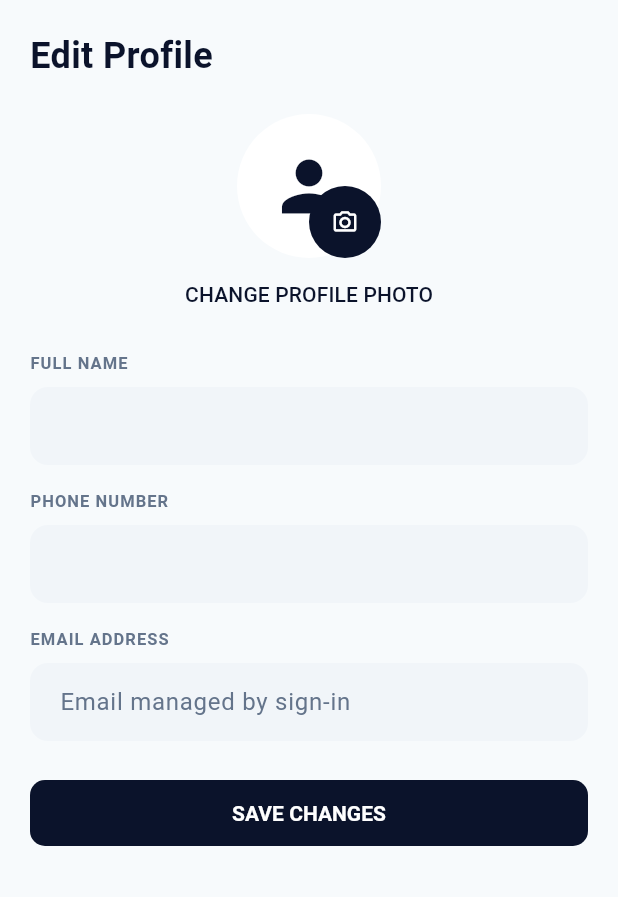
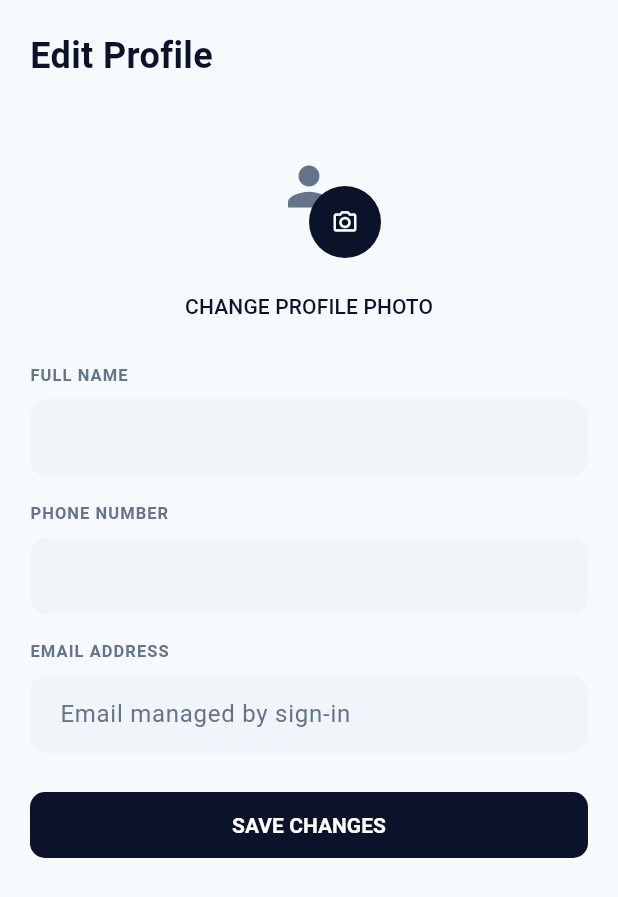
Before and after one commit to jayrajchabhad/YatrikApp, a Flutter app: the EditProfileScreen screen opened directly, on a phone screen of 412 x 824 dp. Shown: the top 897 px of the screen. Run offline on Flutter 3.47's test engine with Material 3 defaults, Android fonts, the phone set to English and light mode, and no system bars; our stand-ins replace cloud_firestore, file_picker, firebase_auth, firebase_core, firebase_storage, pdf and 1 more; accounts and stored records are empty; generated files the repository leaves out were written again.

Commit message:
Improve room selection and image uploads
Co-authored-by: Copilot <223556219+Copilot@users.noreply.github.com>

```diff
--- a/lib/screens/edit_profile_screen.dart
+++ b/lib/screens/edit_profile_screen.dart
@@ -4,6 +4,7 @@ import 'package:flutter/material.dart';
 import '../data/hotel_repository.dart';
 import '../data/auth_session.dart';
 import '../theme/app_theme.dart';
+import '../widgets/image_upload_field.dart';
 
 class EditProfileScreen extends StatefulWidget {
   const EditProfileScreen({
@@ -78,45 +79,6 @@ class _EditProfileScreenState extends State<EditProfileScreen> {
     }
   }
 
-  Future<void> _changePhoto() async {
-    final controller = TextEditingController(text: _photoUrl);
-    final photoUrl = await showDialog<String>(
-      context: context,
-      builder: (context) => AlertDialog(
-        title: const Text('Change profile photo'),
-        content: TextField(
-          controller: controller,
-          keyboardType: TextInputType.url,
-          decoration: const InputDecoration(
-            labelText: 'Public image URL',
-            hintText: 'https://example.com/photo.jpg',
-          ),
-        ),
-        actions: [
-          TextButton(
-            onPressed: () => Navigator.pop(context),
-            child: const Text('Cancel'),
-          ),
-          TextButton(
-            onPressed: () => Navigator.pop(context, ''),
-            child: const Text('Remove'),
-          ),
-          ElevatedButton(
-            onPressed: () => Navigator.pop(context, controller.text.trim()),
-            child: const Text('Save'),
-          ),
-        ],
-      ),
-    );
-    controller.dispose();
-    if (photoUrl != null && mounted) {
-      setState(() {
-        _photoUrl = photoUrl.trim();
-        _errorMessage = null;
-      });
-    }
-  }
-
   @override
   Widget build(BuildContext context) {
     final user = currentFirebaseUserOrNull();
@@ -165,58 +127,12 @@ class _EditProfileScreenState extends State<EditProfileScreen> {
                   ),
                 ),
                 const SizedBox(height: 22),
-                Center(
-                  child: Column(
-                    children: [
-                      Stack(
-                        alignment: Alignment.bottomRight,
-                        children: [
-                          CircleAvatar(
-                            radius: 48,
-                            backgroundColor: Colors.white,
-                            child: ClipOval(
-                              child: SizedBox(
-                                width: 96,
-                                height: 96,
-                                child: _photoUrl.isEmpty
-                                    ? const Icon(
-                                        Icons.person,
-                                        size: 54,
-                                        color: AppColors.primaryDark,
-                                      )
-                                    : Image.network(
-                                        _photoUrl,
-                                        fit: BoxFit.cover,
-                                        errorBuilder: (_, _, _) => const Icon(
-                                          Icons.person,
-                                          size: 54,
-                                          color: AppColors.primaryDark,
-                                        ),
-                                      ),
-                              ),
-                            ),
-                          ),
-                          Material(
-                            color: AppColors.primaryDark,
-                            shape: const CircleBorder(),
-                            child: IconButton(
-                              tooltip: 'Change profile photo',
-                              onPressed: _changePhoto,
-                              icon: const Icon(
-                                Icons.camera_alt_outlined,
-                                size: 18,
-                                color: Colors.white,
-                              ),
-                            ),
-                          ),
-                        ],
-                      ),
-                      TextButton(
-                        onPressed: _changePhoto,
-                        child: const Text('CHANGE PROFILE PHOTO'),
-                      ),
-                    ],
-                  ),
+                ImageUploadField(
+                  circular: true,
+                  buttonLabel: 'CHANGE PROFILE PHOTO',
+                  initialImageUrl: _photoUrl,
+                  storageFolder: 'profile-images/${user.uid}',
+                  onUploaded: (url) => setState(() => _photoUrl = url),
                 ),
                 const SizedBox(height: 14),
                 const _ProfileFieldLabel('FULL NAME'),
--- /dev/null
+++ b/lib/widgets/image_upload_field.dart
@@ -0,0 +1,223 @@
+import 'package:file_picker/file_picker.dart';
+import 'package:firebase_storage/firebase_storage.dart';
+import 'package:flutter/material.dart';
+import 'package:flutter/services.dart';
+
+import '../theme/app_theme.dart';
+
+class ImageUploadField extends StatefulWidget {
+  const ImageUploadField({
+    super.key,
+    required this.storageFolder,
+    required this.onUploaded,
+    this.initialImageUrl = '',
+    this.circular = false,
+    this.previewHeight = 140,
+    this.buttonLabel,
+  });
+
+  final String storageFolder;
+  final String initialImageUrl;
+  final ValueChanged<String> onUploaded;
+  final bool circular;
+  final double previewHeight;
+  final String? buttonLabel;
+
+  @override
+  State<ImageUploadField> createState() => _ImageUploadFieldState();
+}
+
+class _ImageUploadFieldState extends State<ImageUploadField> {
+  static const _maximumFileSize = 10 * 1024 * 1024;
+  static const _allowedExtensions = {'jpg', 'jpeg', 'png', 'webp', 'gif'};
+
+  late String _imageUrl = widget.initialImageUrl;
+  bool _uploading = false;
+  String? _errorMessage;
+
+  @override
+  void didUpdateWidget(covariant ImageUploadField oldWidget) {
+    super.didUpdateWidget(oldWidget);
+    if (oldWidget.initialImageUrl != widget.initialImageUrl) {
+      _imageUrl = widget.initialImageUrl;
+    }
+  }
+
+  Future<void> _selectAndUpload() async {
+    setState(() {
+      _uploading = true;
+      _errorMessage = null;
+    });
+
+    try {
+      final file = await FilePicker.pickFile(
+        dialogTitle: 'Choose an image',
+        type: FileType.custom,
+        allowedExtensions: _allowedExtensions.toList(),
+      );
+      if (file == null) return;
+
+      final fileSize = await file.length();
+      if (fileSize != null && fileSize > _maximumFileSize) {
+        setState(() => _errorMessage = 'Choose an image smaller than 10 MB.');
+        return;
+      }
+
+      final extension = (file.extension ?? '').toLowerCase();
+      if (!_allowedExtensions.contains(extension)) {
+        setState(
+          () => _errorMessage = 'Choose a JPG, PNG, WEBP, or GIF image.',
+        );
+        return;
+      }
+
+      final bytes = await file.readAsBytes();
+      if (bytes.length > _maximumFileSize) {
+        setState(() => _errorMessage = 'Choose an image smaller than 10 MB.');
+        return;
+      }
+
+      final contentType = switch (extension) {
+        'png' => 'image/png',
+        'webp' => 'image/webp',
+        'gif' => 'image/gif',
+        _ => 'image/jpeg',
+      };
+      final safeName = file.name.replaceAll(RegExp(r'[^A-Za-z0-9._-]'), '_');
+      final objectName = '${DateTime.now().microsecondsSinceEpoch}_$safeName';
+      final reference = FirebaseStorage.instance.ref().child(
+        '${widget.storageFolder}/$objectName',
+      );
+      final uploaded = await reference.putData(
+        bytes,
+        SettableMetadata(contentType: contentType),
+      );
+      final downloadUrl = await uploaded.ref.getDownloadURL();
+      if (!mounted) return;
+
+      setState(() => _imageUrl = downloadUrl);
+      widget.onUploaded(downloadUrl);
+    } on FirebaseException catch (error) {
+      if (mounted) {
+        setState(
+          () => _errorMessage =
+              'Image upload failed: ${error.message ?? error.code}',
+        );
+      }
+    } on PlatformException catch (error) {
+      if (mounted) {
+        setState(
+          () => _errorMessage =
+              'Could not choose the image: ${error.message ?? error.code}',
+        );
+      }
+    } finally {
+      if (mounted) setState(() => _uploading = false);
+    }
+  }
+
+  @override
+  Widget build(BuildContext context) {
+    final preview = _imageUrl.isEmpty
+        ? _imagePlaceholder()
+        : Image.network(
+            _imageUrl,
+            fit: BoxFit.cover,
+            errorBuilder: (_, _, _) => _imagePlaceholder(),
+          );
+
+    return Column(
+      crossAxisAlignment: widget.circular
+          ? CrossAxisAlignment.center
+          : CrossAxisAlignment.stretch,
+      children: [
+        if (widget.circular)
+          Stack(
+            alignment: Alignment.bottomRight,
+            children: [
+              ClipOval(child: SizedBox(width: 96, height: 96, child: preview)),
+              Material(
+                color: AppColors.primaryDark,
+                shape: const CircleBorder(),
+                child: IconButton(
+                  tooltip: 'Choose profile photo',
+                  onPressed: _uploading ? null : _selectAndUpload,
+                  icon: const Icon(
+                    Icons.camera_alt_outlined,
+                    color: Colors.white,
+                    size: 18,
+                  ),
+                ),
+              ),
+            ],
+          )
+        else
+          ClipRRect(
+            borderRadius: BorderRadius.circular(12),
+            child: SizedBox(
+              height: widget.previewHeight,
+              child: ColoredBox(
+                color: AppColors.inputBackground,
+                child: preview,
+              ),
+            ),
+          ),
+        const SizedBox(height: 8),
+        if (widget.circular)
+          TextButton(
+            onPressed: _uploading ? null : _selectAndUpload,
+            child: Text(widget.buttonLabel ?? 'CHANGE PROFILE PHOTO'),
+          )
+        else
+          OutlinedButton.icon(
+            onPressed: _uploading ? null : _selectAndUpload,
+            icon: _uploading
+                ? const SizedBox(
+                    width: 18,
+                    height: 18,
+                    child: CircularProgressIndicator(strokeWidth: 2),
+                  )
+                : const Icon(Icons.upload_file_outlined),
+            label: Text(
+              widget.buttonLabel ??
+                  (_imageUrl.isEmpty
+                      ? 'Choose image from computer'
+                      : 'Replace image'),
+            ),
+          ),
+        if (widget.circular && _uploading)
+          const Padding(
+            padding: EdgeInsets.only(top: 4),
+            child: SizedBox(
+              width: 18,
+              height: 18,
+              child: CircularProgressIndicator(strokeWidth: 2),
+            ),
+          ),
+        if (!widget.circular)
+          const Padding(
+            padding: EdgeInsets.only(top: 4),
+            child: Text(
+              'JPG, PNG, WEBP, or GIF · up to 10 MB',
+              style: TextStyle(color: AppColors.textSecondary, fontSize: 11),
+            ),
+          ),
+        if (_errorMessage != null) ...[
+          const SizedBox(height: 6),
+          Text(
+            _errorMessage!,
+            style: const TextStyle(color: Colors.red, fontSize: 12),
+          ),
+        ],
+      ],
+    );
+  }
+
+  Widget _imagePlaceholder() => Center(
+    child: Icon(
+      widget.circular ? Icons.person : Icons.add_photo_alternate_outlined,
+      size: 42,
+      color: AppColors.textSecondary,
+    ),
+  );
+}
--- a/pubspec.yaml
+++ b/pubspec.yaml
@@ -19,6 +19,8 @@ dependencies:
   firebase_core: ^5.2.0
   firebase_auth: ^7.1.0
   cloud_firestore: ^7.2.0
+  file_picker: ^13.4.1
+  firebase_storage: ^14.1.0
 
 dev_dependencies:
   flutter_test:
```
Also changed, not shown: lib/screens/admin/admin_hotels_screen.dart (+5 -4 lines), lib/screens/admin/admin_inventory_screen.dart (+5 -6 lines), lib/screens/choose_sanctuary_screen.dart (+33 -9 lines), lib/screens/resort_detail_screen.dart (+28 -14 lines), firebase.json, pubspec.lock, 5 other files.
